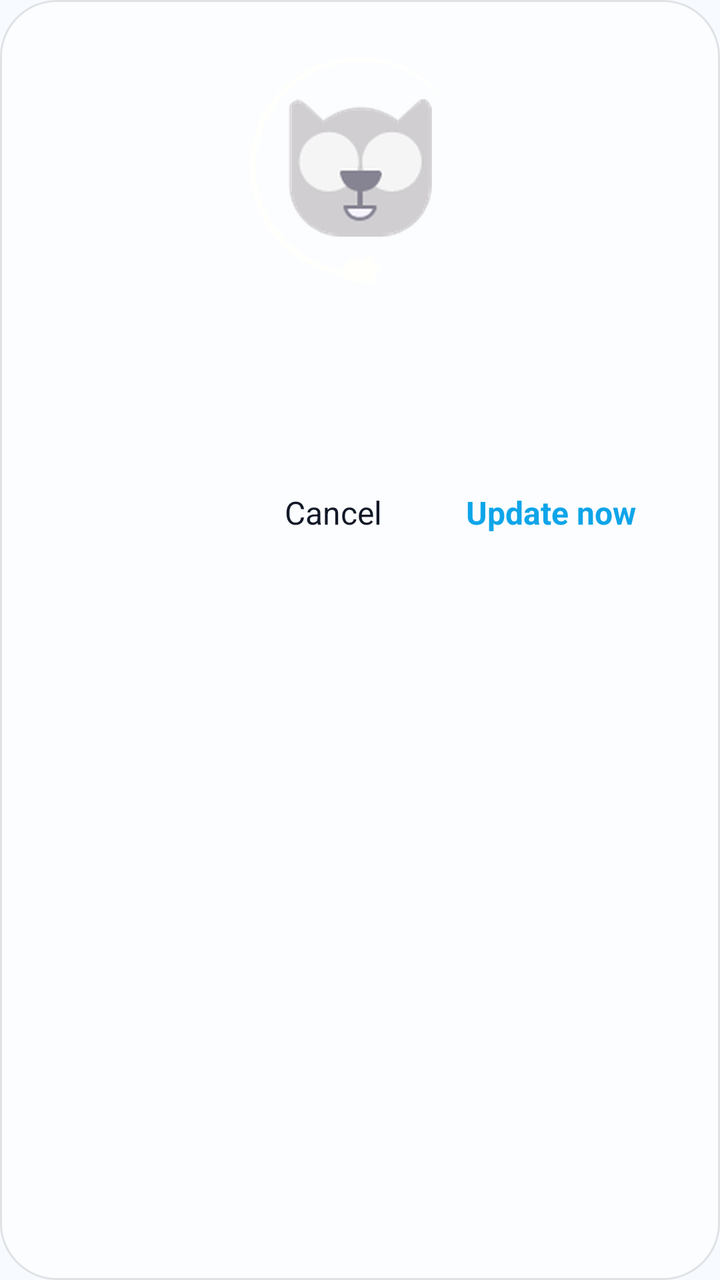
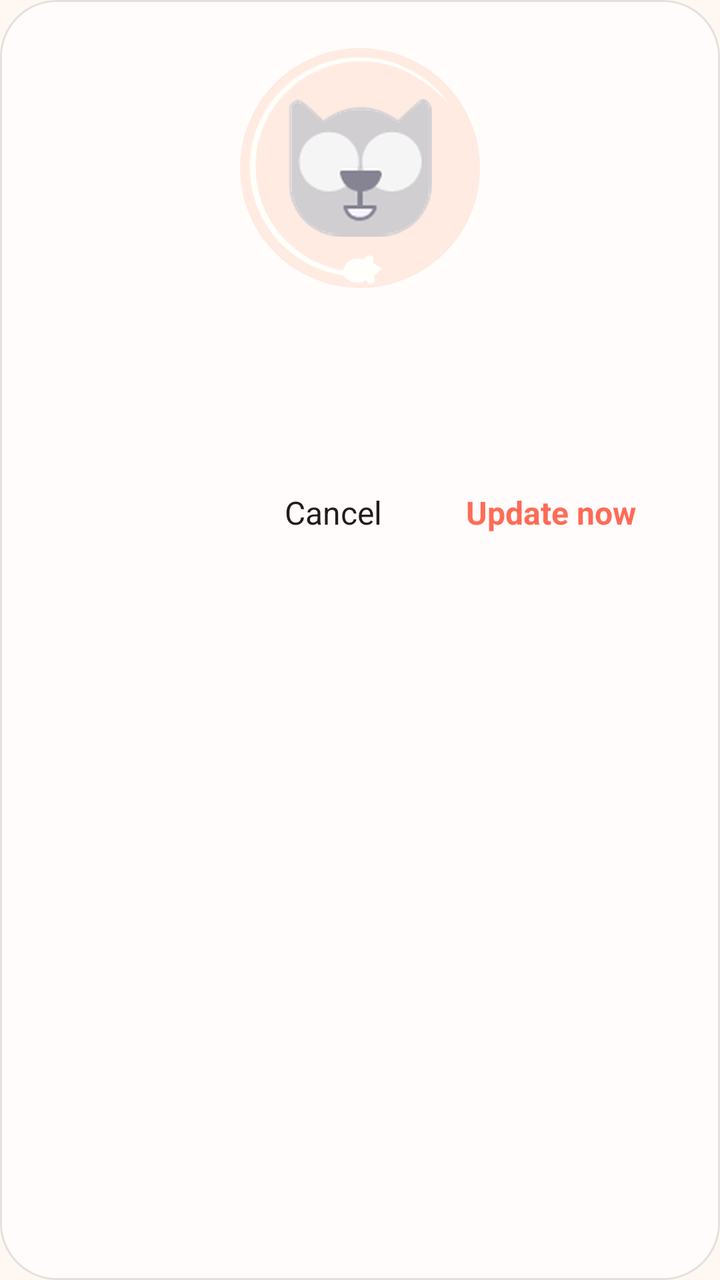

Before-and-after screenshots of an Android layout around one commit, followed by the original layout XML and the change that was made.
<!-- AndroidManifest.xml: application theme Theme.BlackBox -->
<!-- res/layout/dialog_update.xml -->
<?xml version="1.0" encoding="utf-8"?>
<LinearLayout xmlns:android="http://schemas.android.com/apk/res/android"
    android:id="@+id/update_dialog_root"
    android:layout_width="match_parent"
    android:layout_height="wrap_content"
    android:background="@drawable/bg_glass_dialog"
    android:orientation="vertical"
    android:padding="24dp">

    
    <FrameLayout
        android:layout_width="120dp"
        android:layout_height="120dp"
        android:layout_gravity="center_horizontal"
        android:layout_marginBottom="8dp">

        <ImageView
            android:id="@+id/update_cat_ring"
            android:layout_width="120dp"
            android:layout_height="120dp"
            android:layout_gravity="center"
            android:src="@drawable/ic_cat_ring" />

        <ImageView
            android:id="@+id/update_cat_face"
            android:layout_width="72dp"
            android:layout_height="72dp"
            android:layout_gravity="center"
            android:src="@drawable/ic_cat_face" />
    </FrameLayout>

    <TextView
        android:id="@+id/update_title"
        android:layout_width="wrap_content"
        android:layout_height="wrap_content"
        android:layout_gravity="center_horizontal"
        android:layout_marginBottom="12dp"
        android:textColor="@color/primary_text"
        android:textSize="20sp"
        android:textStyle="bold" />

    
    <TextView
        android:id="@+id/update_message"
        android:layout_width="match_parent"
        android:layout_height="wrap_content"
        android:layout_marginBottom="8dp"
        android:textColor="@color/primary_text"
        android:textSize="15sp"
        android:lineSpacingExtra="4dp" />

    
    <LinearLayout
        android:id="@+id/update_progress_box"
        android:layout_width="match_parent"
        android:layout_height="wrap_content"
        android:orientation="vertical"
        android:visibility="gone">

        <ProgressBar
            android:id="@+id/update_progress_bar"
            style="?android:attr/progressBarStyleHorizontal"
            android:layout_width="match_parent"
            android:layout_height="8dp"
            android:layout_marginTop="8dp"
            android:layout_marginBottom="8dp"
            android:indeterminate="false"
            android:max="100"
            android:progress="0"
            android:progressDrawable="@drawable/bg_update_progress" />

        <TextView
            android:id="@+id/update_progress_text"
            android:layout_width="wrap_content"
            android:layout_height="wrap_content"
            android:layout_gravity="center_horizontal"
            android:textColor="@color/primary_text"
            android:textSize="14sp" />
    </LinearLayout>

    <LinearLayout
        android:id="@+id/update_button_box"
        android:layout_width="match_parent"
        android:layout_height="wrap_content"
        android:layout_marginTop="16dp"
        android:gravity="end"
        android:orientation="horizontal">

        <TextView
            android:id="@+id/update_cancel"
            android:layout_width="wrap_content"
            android:layout_height="wrap_content"
            android:paddingStart="16dp"
            android:paddingTop="10dp"
            android:paddingEnd="16dp"
            android:paddingBottom="10dp"
            android:text="@string/cancel"
            android:textColor="@color/primary_text"
            android:textSize="16sp" />

        <TextView
            android:id="@+id/update_now"
            android:layout_width="wrap_content"
            android:layout_height="wrap_content"
            android:layout_marginStart="8dp"
            android:paddingStart="18dp"
            android:paddingTop="10dp"
            android:paddingEnd="18dp"
            android:paddingBottom="10dp"
            android:text="@string/update_now"
            android:textColor="@color/accent"
            android:textSize="16sp"
            android:textStyle="bold" />
    </LinearLayout>
</LinearLayout>
<!-- resources referenced by this layout -->
<resources>
  <color name="accent">#0EA5E9</color>
  <color name="primary_text">#111827</color>
  <!-- drawable bg_glass_dialog (drawable) -->
  <?xml version="1.0" encoding="utf-8"?>
  <shape xmlns:android="http://schemas.android.com/apk/res/android"
      android:shape="rectangle">
      <solid android:color="@color/glass_bg" />
      <stroke android:width="1dp" android:color="#1A000000" />
      <corners android:radius="28dp" />
  </shape>
  <!-- drawable bg_update_progress (drawable) -->
  <?xml version="1.0" encoding="utf-8"?>
  <layer-list xmlns:android="http://schemas.android.com/apk/res/android">
      <item android:id="@android:id/background">
          <shape android:shape="rectangle">
              <solid android:color="#1A000000" />
              <corners android:radius="4dp" />
          </shape>
      </item>
      <item android:id="@android:id/progress">
          <clip>
              <shape android:shape="rectangle">
                  <solid android:color="#16A34A" />
                  <corners android:radius="4dp" />
              </shape>
          </clip>
      </item>
  </layer-list>
  <!-- drawable ic_cat_ring: png bitmap (drawable, 25753 bytes) -->
  <string name="cancel">Cancel</string>
  <string name="update_now">Update now</string>
  <style name="Theme.BlackBox" parent="Theme.MaterialComponents.DayNight.NoActionBar">
          <item name="colorPrimary">@color/brand_blue</item>
          <item name="colorPrimaryVariant">#0284C7</item>
          <item name="colorOnPrimary">@color/white</item>
          <item name="colorSecondary">@color/accent</item>
          <item name="colorSecondaryVariant">@color/brand_blue</item>
          <item name="colorOnSecondary">@color/white</item>
          <item name="colorSurface">@color/surface</item>
          <item name="android:windowBackground">@color/background</item>
          <item name="android:textColorPrimary">@color/primary_text</item>
          <item name="android:textColorSecondary">@color/secondary_text</item>
          <item name="android:statusBarColor" tools:targetApi="l">@color/background</item>
          <item name="android:windowLightStatusBar" tools:targetApi="m">true</item>
          <item name="actionMenuTextColor">@color/primary_text</item>
          <item name="android:forceDarkAllowed" tools:targetApi="q">false</item>
          
          <item name="android:popupMenuStyle">@style/GlassPopupMenu</item>
          <item name="popupMenuStyle">@style/GlassPopupMenu</item>
          
          <item name="md_background_color">@color/glass_bg</item>
          <item name="md_color_title">@color/primary_text</item>
          <item name="md_color_content">@color/primary_text</item>
          <item name="md_color_button_text">@color/accent</item>
          <item name="md_color_hint">@color/secondary_text</item>
          <item name="md_color_widget">@color/accent</item>
          <item name="md_color_widget_unchecked">@color/secondary_text</item>
          <item name="md_divider_color">#1F000000</item>
          <item name="md_corner_radius">28dp</item>
      </style>
  <color name="glass_bg">#B3FFFFFF</color>
  <color name="brand_blue">#0EA5E9</color>
  <color name="white">#FFFFFFFF</color>
  <color name="surface">#FFFFFF</color>
  <color name="background">#F7FAFF</color>
  <color name="secondary_text">#6B7280</color>
  <style name="GlassPopupMenu" parent="Widget.AppCompat.PopupMenu">
          <item name="android:popupBackground">@drawable/bg_glass_menu</item>
      </style>
  <!-- drawable bg_glass_menu (drawable) -->
  <?xml version="1.0" encoding="utf-8"?>
  <shape xmlns:android="http://schemas.android.com/apk/res/android"
      android:shape="rectangle">
      <solid android:color="@color/glass_bg" />
      <stroke android:width="1dp" android:color="#1A000000" />
      <corners android:radius="16dp" />
  </shape>
  <!-- unchanged entries left out for length: 1 -->
</resources>

<!-- the commit's change to res/layout/dialog_update.xml (unified diff, before → after) -->
@@ -13,6 +13,13 @@
         android:layout_height="120dp"
         android:layout_gravity="center_horizontal"
         android:layout_marginBottom="8dp">
+
+        
+        <View
+            android:layout_width="120dp"
+            android:layout_height="120dp"
+            android:layout_gravity="center"
+            android:background="@drawable/bg_cat_disc" />
 
         <ImageView
             android:id="@+id/update_cat_ring"
<!-- resource entries referenced after the edit -->
@@ -1,7 +1,12 @@
 <!-- resources referenced by this layout -->
 <resources>
-  <color name="accent">#0EA5E9</color>
-  <color name="primary_text">#111827</color>
+  <color name="accent">#FF6B57</color>
+  <color name="primary_text">#221C19</color>
+  <!-- drawable bg_cat_disc (drawable) -->
+  <?xml version="1.0" encoding="utf-8"?>
+  <shape xmlns:android="http://schemas.android.com/apk/res/android" android:shape="oval">
+      <solid android:color="#FFEBE2" />
+  </shape>
   <!-- drawable bg_glass_dialog (drawable) -->
   <?xml version="1.0" encoding="utf-8"?>
   <shape xmlns:android="http://schemas.android.com/apk/res/android"
@@ -22,7 +27,7 @@
       <item android:id="@android:id/progress">
           <clip>
               <shape android:shape="rectangle">
-                  <solid android:color="#16A34A" />
+                  <solid android:color="#FF6B57" />
                   <corners android:radius="4dp" />
               </shape>
           </clip>
@@ -32,11 +37,11 @@
   <string name="cancel">Cancel</string>
   <string name="update_now">Update now</string>
   <style name="Theme.BlackBox" parent="Theme.MaterialComponents.DayNight.NoActionBar">
-          <item name="colorPrimary">@color/brand_blue</item>
-          <item name="colorPrimaryVariant">#0284C7</item>
+          <item name="colorPrimary">@color/brand_coral</item>
+          <item name="colorPrimaryVariant">#E85A46</item>
           <item name="colorOnPrimary">@color/white</item>
           <item name="colorSecondary">@color/accent</item>
-          <item name="colorSecondaryVariant">@color/brand_blue</item>
+          <item name="colorSecondaryVariant">@color/brand_coral</item>
           <item name="colorOnSecondary">@color/white</item>
           <item name="colorSurface">@color/surface</item>
           <item name="android:windowBackground">@color/background</item>
@@ -61,11 +66,11 @@
           <item name="md_corner_radius">28dp</item>
       </style>
   <color name="glass_bg">#B3FFFFFF</color>
-  <color name="brand_blue">#0EA5E9</color>
+  <color name="brand_coral">#FF6B57</color>
   <color name="white">#FFFFFFFF</color>
   <color name="surface">#FFFFFF</color>
-  <color name="background">#F7FAFF</color>
-  <color name="secondary_text">#6B7280</color>
+  <color name="background">#FFF7F2</color>
+  <color name="secondary_text">#8A7F78</color>
   <style name="GlassPopupMenu" parent="Widget.AppCompat.PopupMenu">
           <item name="android:popupBackground">@drawable/bg_glass_menu</item>
       </style>
